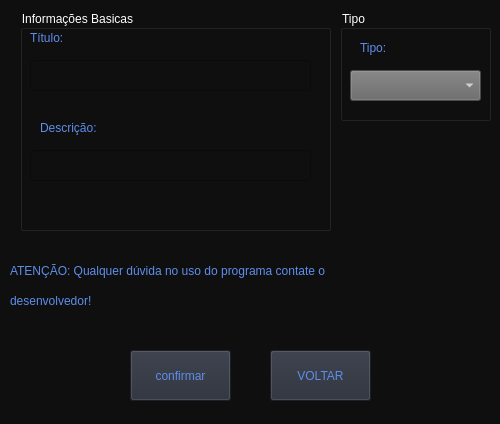
felipe2102/Notebook, file SN3/_pages/novo_compromisso.ui: the form before one commit.
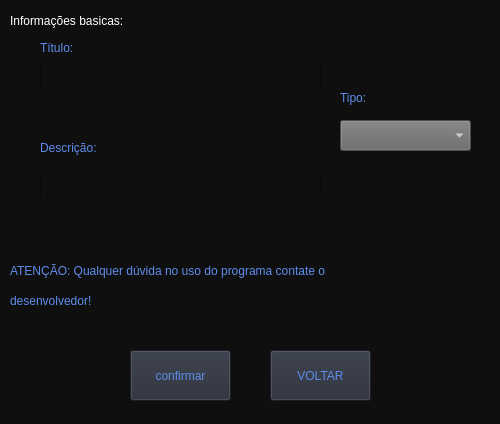
The form after the commit.

What changed in the file:
```diff
--- a/SN3/_pages/novo_compromisso.ui
+++ b/SN3/_pages/novo_compromisso.ui
@@ -51,136 +51,6 @@
     <string>VOLTAR</string>
    </property>
   </widget>
-  <widget class="QGroupBox" name="groupBox">
-   <property name="geometry">
-    <rect>
-     <x>20</x>
-     <y>10</y>
-     <width>311</width>
-     <height>221</height>
-    </rect>
-   </property>
-   <property name="title">
-    <string>Informações Basicas</string>
-   </property>
-   <widget class="QLineEdit" name="lineEdit">
-    <property name="geometry">
-     <rect>
-      <x>10</x>
-      <y>50</y>
-      <width>281</width>
-      <height>31</height>
-     </rect>
-    </property>
-   </widget>
-   <widget class="QLineEdit" name="lineEdit_2">
-    <property name="geometry">
-     <rect>
-      <x>10</x>
-      <y>140</y>
-      <width>281</width>
-      <height>31</height>
-     </rect>
-    </property>
-   </widget>
-   <widget class="QLabel" name="label">
-    <property name="geometry">
-     <rect>
-      <x>10</x>
-      <y>20</y>
-      <width>51</width>
-      <height>16</height>
-     </rect>
-    </property>
-    <property name="styleSheet">
-     <string notr="true">font: 87 10pt &quot;Arial Black&quot;;
-color: rgb(94,141,235);</string>
-    </property>
-    <property name="text">
-     <string>Título:</string>
-    </property>
-   </widget>
-   <widget class="QLabel" name="label_2">
-    <property name="geometry">
-     <rect>
-      <x>20</x>
-      <y>110</y>
-      <width>81</width>
-      <height>16</height>
-     </rect>
-    </property>
-    <property name="styleSheet">
-     <string notr="true">font: 87 10pt &quot;Arial Black&quot;;
-color: rgb(94,141,235);</string>
-    </property>
-    <property name="text">
-     <string>Descrição:</string>
-    </property>
-   </widget>
-  </widget>
-  <widget class="QGroupBox" name="groupBox_2">
-   <property name="geometry">
-    <rect>
-     <x>340</x>
-     <y>10</y>
-     <width>151</width>
-     <height>111</height>
-    </rect>
-   </property>
-   <property name="title">
-    <string>Tipo</string>
-   </property>
-   <widget class="QComboBox" name="comboBox">
-    <property name="geometry">
-     <rect>
-      <x>10</x>
-      <y>60</y>
-      <width>131</width>
-      <height>31</height>
-     </rect>
-    </property>
-    <property name="styleSheet">
-     <string notr="true">background-color: rgb(103, 103, 103);</string>
-    </property>
-    <item>
-     <property name="text">
-      <string/>
-     </property>
-    </item>
-    <item>
-     <property name="text">
-      <string>Prova</string>
-     </property>
-    </item>
-    <item>
-     <property name="text">
-      <string>Dever de casa</string>
-     </property>
-    </item>
-    <item>
-     <property name="text">
-      <string>Atividades extras</string>
-     </property>
-    </item>
-   </widget>
-   <widget class="QLabel" name="label_3">
-    <property name="geometry">
-     <rect>
-      <x>20</x>
-      <y>30</y>
-      <width>81</width>
-      <height>16</height>
-     </rect>
-    </property>
-    <property name="styleSheet">
-     <string notr="true">font: 87 10pt &quot;Arial Black&quot;;
-color: rgb(94,141,235);</string>
-    </property>
-    <property name="text">
-     <string>Tipo:</string>
-    </property>
-   </widget>
-  </widget>
   <widget class="QLabel" name="label_4">
    <property name="geometry">
     <rect>
@@ -233,6 +103,126 @@
     <string>confirmar</string>
    </property>
   </widget>
+  <widget class="QLineEdit" name="lineEdit_title">
+   <property name="geometry">
+    <rect>
+     <x>40</x>
+     <y>60</y>
+     <width>281</width>
+     <height>31</height>
+    </rect>
+   </property>
+  </widget>
+  <widget class="QLabel" name="label">
+   <property name="geometry">
+    <rect>
+     <x>40</x>
+     <y>40</y>
+     <width>51</width>
+     <height>16</height>
+    </rect>
+   </property>
+   <property name="styleSheet">
+    <string notr="true">font: 87 10pt &quot;Arial Black&quot;;
+color: rgb(94,141,235);</string>
+   </property>
+   <property name="text">
+    <string>Título:</string>
+   </property>
+  </widget>
+  <widget class="QLineEdit" name="lineEdit_description">
+   <property name="geometry">
+    <rect>
+     <x>40</x>
+     <y>170</y>
+     <width>281</width>
+     <height>31</height>
+    </rect>
+   </property>
+  </widget>
+  <widget class="QLabel" name="label_2">
+   <property name="geometry">
+    <rect>
+     <x>40</x>
+     <y>140</y>
+     <width>81</width>
+     <height>16</height>
+    </rect>
+   </property>
+   <property name="styleSheet">
+    <string notr="true">font: 87 10pt &quot;Arial Black&quot;;
+color: rgb(94,141,235);</string>
+   </property>
+   <property name="text">
+    <string>Descrição:</string>
+   </property>
+  </widget>
+  <widget class="QLabel" name="label_6">
+   <property name="geometry">
+    <rect>
+     <x>10</x>
+     <y>10</y>
+     <width>151</width>
+     <height>21</height>
+    </rect>
+   </property>
+   <property name="styleSheet">
+    <string notr="true">font: 87 9pt &quot;Arial Black&quot;;</string>
+   </property>
+   <property name="text">
+    <string>Informações basicas:</string>
+   </property>
+  </widget>
+  <widget class="QComboBox" name="comboBox">
+   <property name="geometry">
+    <rect>
+     <x>340</x>
+     <y>120</y>
+     <width>131</width>
+     <height>31</height>
+    </rect>
+   </property>
+   <property name="styleSheet">
+    <string notr="true">background-color: rgb(103, 103, 103);</string>
+   </property>
+   <item>
+    <property name="text">
+     <string/>
+    </property>
+   </item>
+   <item>
+    <property name="text">
+     <string>Prova</string>
+    </property>
+   </item>
+   <item>
+    <property name="text">
+     <string>Dever de casa</string>
+    </property>
+   </item>
+   <item>
+    <property name="text">
+     <string>Atividades extras</string>
+    </property>
+   </item>
+  </widget>
+  <widget class="QLabel" name="label_3">
+   <property name="geometry">
+    <rect>
+     <x>340</x>
+     <y>90</y>
+     <width>41</width>
+     <height>16</height>
+    </rect>
+   </property>
+   <property name="styleSheet">
+    <string notr="true">font: 87 10pt &quot;Arial Black&quot;;
+color: rgb(94,141,235);</string>
+   </property>
+   <property name="text">
+    <string>Tipo:</string>
+   </property>
+  </widget>
  </widget>
  <resources/>
  <connections>
```
